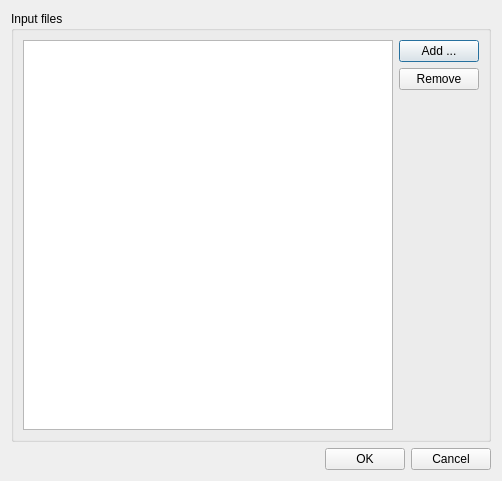
Above: include/OpenMS/VISUAL/DIALOGS/UIC/TOPPASInputFilesDialog.ui from hroest/flaming-archer before the change. Below: the same form after it.
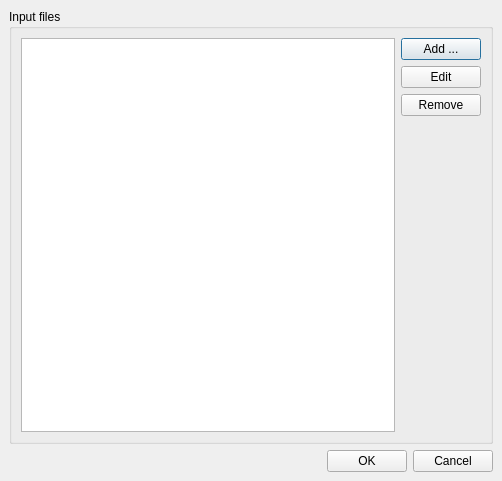
That is the form after the change.

Commit message: TOPPAS: made input/output file dialogs more convenient

Diff of the .ui file:
```diff
--- a/include/OpenMS/VISUAL/DIALOGS/UIC/TOPPASInputFilesDialog.ui
+++ b/include/OpenMS/VISUAL/DIALOGS/UIC/TOPPASInputFilesDialog.ui
@@ -12,13 +12,25 @@
   <property name="windowTitle" >
    <string>Input files</string>
   </property>
-  <layout class="QVBoxLayout" name="verticalLayout_2" >
+  <layout class="QVBoxLayout" >
+   <property name="margin" >
+    <number>9</number>
+   </property>
+   <property name="spacing" >
+    <number>6</number>
+   </property>
    <item>
     <widget class="QGroupBox" name="groupBox" >
      <property name="title" >
       <string>Input files</string>
      </property>
-     <layout class="QHBoxLayout" name="horizontalLayout_3" >
+     <layout class="QHBoxLayout" >
+      <property name="margin" >
+       <number>9</number>
+      </property>
+      <property name="spacing" >
+       <number>6</number>
+      </property>
       <item>
        <widget class="QListWidget" name="input_file_list" >
         <property name="selectionMode" >
@@ -27,7 +39,13 @@
        </widget>
       </item>
       <item>
-       <layout class="QVBoxLayout" name="verticalLayout" >
+       <layout class="QVBoxLayout" >
+        <property name="margin" >
+         <number>0</number>
+        </property>
+        <property name="spacing" >
+         <number>6</number>
+        </property>
         <item>
          <widget class="QPushButton" name="add_button" >
           <property name="text" >
@@ -35,6 +53,13 @@
           </property>
          </widget>
         </item>
+        <item>
+         <widget class="QPushButton" name="edit_button" >
+          <property name="text" >
+           <string>Edit</string>
+          </property>
+         </widget>
+        </item>
         <item>
          <widget class="QPushButton" name="remove_button" >
           <property name="text" >
@@ -43,11 +68,11 @@
          </widget>
         </item>
         <item>
-         <spacer name="verticalSpacer" >
+         <spacer>
           <property name="orientation" >
            <enum>Qt::Vertical</enum>
           </property>
-          <property name="sizeHint" stdset="0" >
+          <property name="sizeHint" >
            <size>
             <width>20</width>
             <height>40</height>
@@ -61,13 +86,19 @@
     </widget>
    </item>
    <item>
-    <layout class="QHBoxLayout" name="horizontalLayout_2" >
+    <layout class="QHBoxLayout" >
+     <property name="margin" >
+      <number>0</number>
+     </property>
+     <property name="spacing" >
+      <number>6</number>
+     </property>
      <item>
-      <spacer name="horizontalSpacer" >
+      <spacer>
        <property name="orientation" >
         <enum>Qt::Horizontal</enum>
        </property>
-       <property name="sizeHint" stdset="0" >
+       <property name="sizeHint" >
         <size>
          <width>40</width>
          <height>20</height>
@@ -76,7 +107,13 @@
       </spacer>
      </item>
      <item>
-      <layout class="QHBoxLayout" name="horizontalLayout" >
+      <layout class="QHBoxLayout" >
+       <property name="margin" >
+        <number>0</number>
+       </property>
+       <property name="spacing" >
+        <number>6</number>
+       </property>
        <item>
         <widget class="QPushButton" name="ok_button" >
          <property name="text" >
```
The commit also changes 15 other files.
